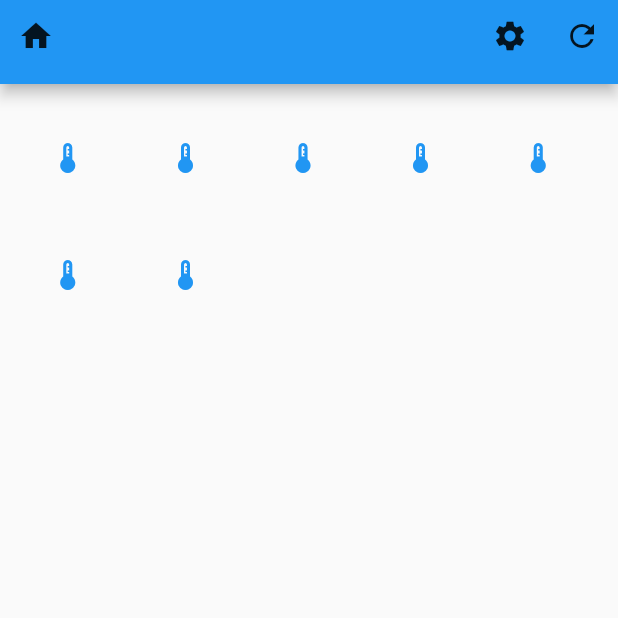
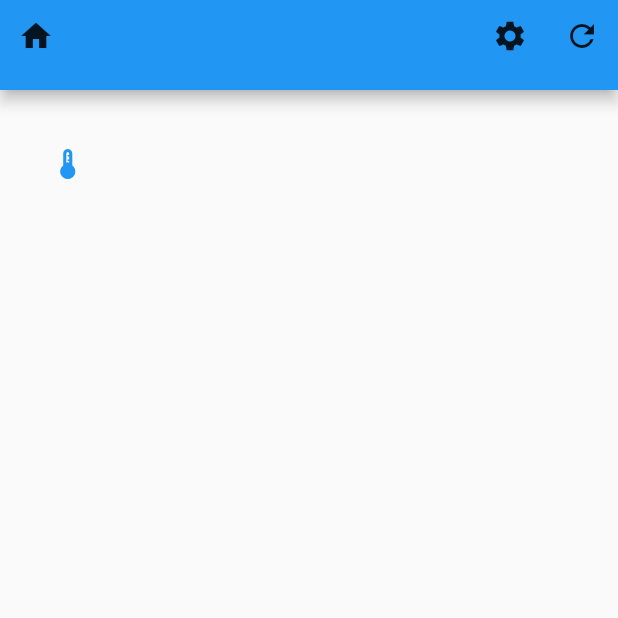
Before and after one commit to DonRomanos/LucysEyes, a Flutter app: the screen it shows after launch, on a phone screen of 412 x 824 dp, the top half of it. Run offline on Flutter 3.47's test engine with Material 2 defaults, Android fonts, the light colour scheme and no system bars.

Commit message:
Add AppBar to heater screen

```diff
--- /dev/null
+++ b/lucys_eyes/lib/app_bar.dart
@@ -0,0 +1,29 @@
+import 'package:flutter/material.dart';
+import 'heater.dart';
+
+class TopAppBar extends StatelessWidget implements PreferredSizeWidget {
+  const TopAppBar({super.key});
+
+  @override
+  Size get preferredSize => const Size.fromHeight(60.0);
+
+  @override
+  Widget build(BuildContext context) {
+    return AppBar(
+      flexibleSpace: Row(
+        children: [
+          IconButton(
+              onPressed: () => print("Home button pressed."),
+              icon: const Icon(Icons.home)),
+          const Spacer(),
+          IconButton(
+              onPressed: () => print("Settings button pressed."),
+              icon: const Icon(Icons.settings)),
+          IconButton(
+              onPressed: () => print("Refresh button pressed."),
+              icon: const Icon(Icons.refresh))
+        ],
+      ),
+    );
+  }
+}
--- a/lucys_eyes/lib/heater.dart
+++ b/lucys_eyes/lib/heater.dart
@@ -1,4 +1,5 @@
 import 'package:flutter/material.dart';
+import 'app_bar.dart';
 
 class Heater extends StatelessWidget {
   const Heater({super.key});
@@ -6,6 +7,6 @@ class Heater extends StatelessWidget {
   @override
   Widget build(BuildContext context) {
     debugPrint("Building");
-    return const SizedBox.shrink();
+    return const Scaffold(appBar: TopAppBar());
   }
 }
--- a/lucys_eyes/lib/home_screen.dart
+++ b/lucys_eyes/lib/home_screen.dart
@@ -1,5 +1,6 @@
 import 'package:flutter/material.dart';
 import 'heater.dart';
+import 'app_bar.dart';
 
 class HomeScreen extends StatefulWidget {
   const HomeScreen({super.key, required this.title});
@@ -48,29 +49,17 @@ class _HomeScreenState extends State<HomeScreen> {
     // fast, so that you can just rebuild anything that needs updating rather
     // than having to individually change instances of widgets.
     return Scaffold(
-        appBar: AppBar(
-          flexibleSpace: Row(
-            children: [
-              IconButton(
-                  onPressed: _incrementCounter, icon: const Icon(Icons.home)),
-              const Spacer(),
-              IconButton(
-                  onPressed: _gotoHeater, icon: const Icon(Icons.settings)),
-              IconButton(
-                  onPressed: _incrementCounter, icon: const Icon(Icons.refresh))
-            ],
-          ),
-        ),
+        appBar: const TopAppBar(),
         body: GridView.count(
             crossAxisCount: 5,
             padding: const EdgeInsets.all(20),
             mainAxisSpacing: 20,
             crossAxisSpacing: 20,
-            children: List.generate(
-                7,
-                (index) => TextButton.icon(
-                    onPressed: _incrementCounter,
-                    icon: const Icon(Icons.thermostat),
-                    label: const SizedBox.shrink()))));
+            children: [
+              TextButton.icon(
+                  onPressed: _gotoHeater,
+                  icon: const Icon(Icons.thermostat),
+                  label: const SizedBox.shrink())
+            ]));
   }
 }
```
